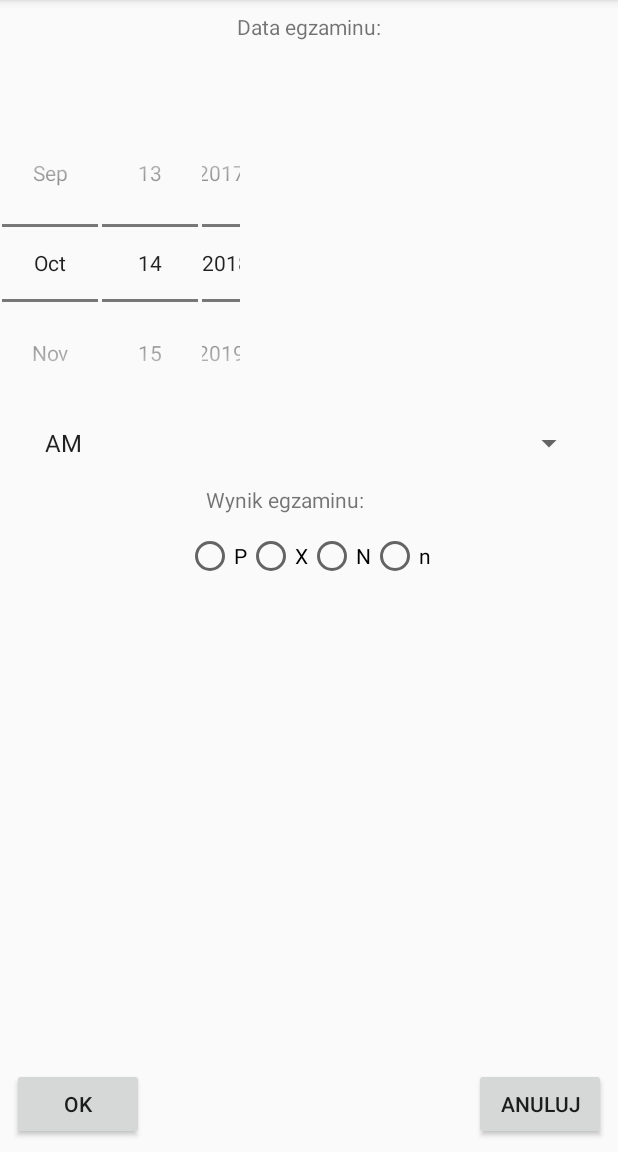
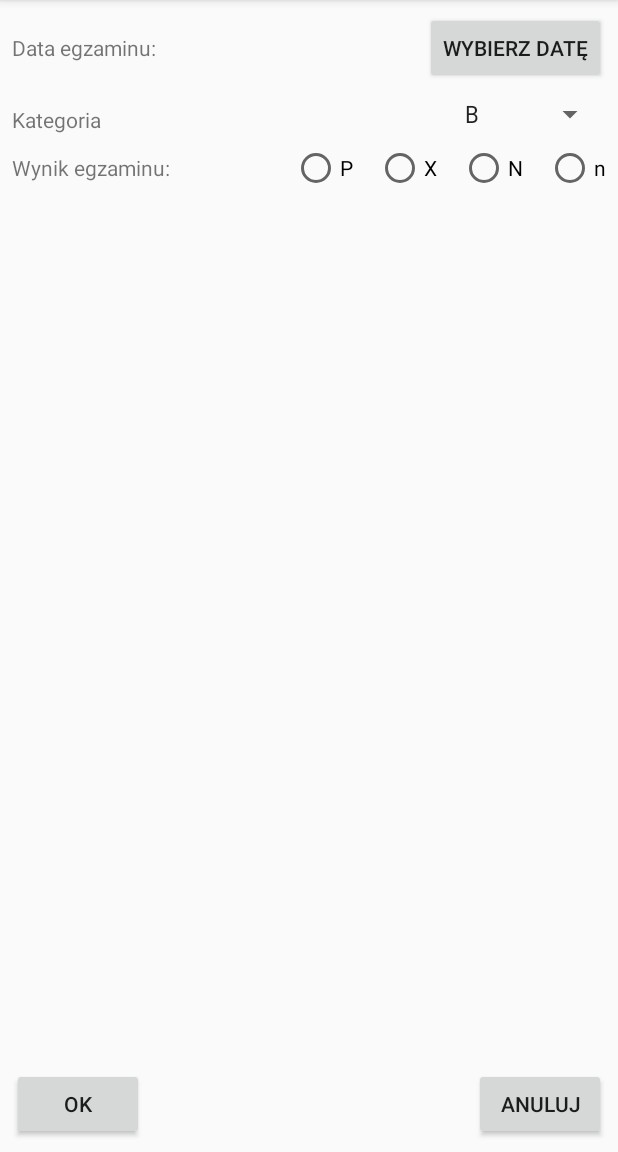
Before and after one commit to przemyslawmoskal/Driving_License_Examiners_App, an Android app: the AddNewDataActivity screen opened directly, with no data from a screen before it, on a phone screen of 412 x 824 dp, the part 84-1236 px from its top. Run offline under Robolectric (Android 15) with nearby library versions, the phone set to English and light mode, and no system bars.

Commit message:
DatePicker changed to DatePickerDialog in AddNewDataActivity (adding data to database not correct yet).

```diff
--- a/app/src/main/java/com/ptmprojects/aplikacjaegzaminatora/AddNewDataActivity.java
+++ b/app/src/main/java/com/ptmprojects/aplikacjaegzaminatora/AddNewDataActivity.java
@@ -1,5 +1,6 @@
 package com.ptmprojects.aplikacjaegzaminatora;
 
+import android.app.DatePickerDialog;
 import android.content.Intent;
 import android.support.v7.app.AppCompatActivity;
 import android.os.Bundle;
@@ -15,12 +16,15 @@ import android.widget.Toast;
 
 import java.util.Calendar;
 
-public class AddNewDataActivity extends AppCompatActivity {
+public class AddNewDataActivity extends AppCompatActivity implements View.OnClickListener {
+    public static final String DEFAULT_CHOOSE_CATEGORY_SPINNER_VALUE = "B";
     private Button mOkButton;
     private Button mCancelButton;
-    private DatePicker mDatePicker;
+    private Button mChooseDateButton;
+    //    private DatePicker mDatePicker;
     private RadioGroup mRadioGroup;
     private Spinner mChooseCategorySpinner;
+    private int mYear, mMonth, mDayOfMonth;
 
     public static final String TAG = "AddNewDataActivity";
 
@@ -32,25 +36,29 @@ public class AddNewDataActivity extends AppCompatActivity {
         setContentView(R.layout.activity_add_new_data);
 
         mRadioGroup = findViewById(R.id.radio_group);
+
         mChooseCategorySpinner = findViewById(R.id.choose_category_spinner);
         ArrayAdapter<CharSequence> adapter = ArrayAdapter.createFromResource(this,
                 R.array.categories, android.R.layout.simple_spinner_item);
-// Specify the layout to use when the list of choices appears
+        int spinnerDefaultPosition = adapter.getPosition(DEFAULT_CHOOSE_CATEGORY_SPINNER_VALUE);
         adapter.setDropDownViewResource(android.R.layout.simple_spinner_dropdown_item);
-// Apply the adapter to the spinner
         mChooseCategorySpinner.setAdapter(adapter);
+        mChooseCategorySpinner.setSelection(spinnerDefaultPosition);
 
-        Calendar now = Calendar.getInstance();
-        mDatePicker = findViewById(R.id.datePicker);
-        mDatePicker.init(
-                now.get(Calendar.YEAR),
-                now.get(Calendar.MONTH),
-                now.get(Calendar.DAY_OF_MONTH),
-                new DatePicker.OnDateChangedListener() {
-                    @Override
-                    public void onDateChanged(DatePicker view, int year, int monthOfYear, int dayOfMonth) {
-                    }
-                });
+        mChooseDateButton = findViewById(R.id.choose_date_button);
+        mChooseDateButton.setOnClickListener(this);
+
+//        Calendar now = Calendar.getInstance();
+//        mDatePicker = findViewById(R.id.datePicker);
+//        mDatePicker.init(
+//                now.get(Calendar.YEAR),
+//                now.get(Calendar.MONTH),
+//                now.get(Calendar.DAY_OF_MONTH),
+//                new DatePicker.OnDateChangedListener() {
+//                    @Override
+//                    public void onDateChanged(DatePicker view, int year, int monthOfYear, int dayOfMonth) {
+//                    }
+//                });
         mCancelButton = findViewById(R.id.cancel_button);
 
         mOkButton = findViewById(R.id.ok_button);
@@ -63,9 +71,12 @@ public class AddNewDataActivity extends AppCompatActivity {
                     RadioButton selectedRadioButton = (RadioButton) findViewById(selectedRadioButtonId);
 
                     ExamResult examResult = new ExamResult();
-                    examResult.setYear(mDatePicker.getYear());
-                    examResult.setMonth(mDatePicker.getMonth() + 1); // + 1 needed (January == 0, December == 11), etc...
-                    examResult.setDay(mDatePicker.getDayOfMonth());
+
+
+                    // !!!!!!!!!!!!!!!!!!!!!!!!!!!!!!!!!!!!!!!!!!!!!!!!!!!!!!!!!
+//                    examResult.setYear(mDatePicker.getYear());
+//                    examResult.setMonth(mDatePicker.getMonth() + 1); // + 1 needed (January == 0, December == 11), etc...
+//                    examResult.setDay(mDatePicker.getDayOfMonth());
                     examResult.setResult(ResultsBank.convertStringResultToCorrespondingInt(selectedRadioButton.getText().toString()));
                     // Just a sample ordering, needs to be implemented yet:
                     int orderNumber = 0;
@@ -83,4 +94,30 @@ public class AddNewDataActivity extends AppCompatActivity {
         });
 
     }
+
+    @Override
+    public void onClick(View v) {
+        if (v == mChooseDateButton) {
+
+            // Get Current Date
+            final Calendar c = Calendar.getInstance();
+            mYear = c.get(Calendar.YEAR);
+            mMonth = c.get(Calendar.MONTH);
+            mDayOfMonth = c.get(Calendar.DAY_OF_MONTH);
+
+
+            DatePickerDialog datePickerDialog = new DatePickerDialog(this,
+                    new DatePickerDialog.OnDateSetListener() {
+
+                        @Override
+                        public void onDateSet(DatePicker view, int year,
+                                              int monthOfYear, int dayOfMonth) {
+
+                            mChooseDateButton.setText(dayOfMonth + "-" + (monthOfYear + 1) + "-" + year);
+
+                        }
+                    }, mYear, mMonth, mDayOfMonth);
+            datePickerDialog.show();
+        }
+    }
 }
--- a/app/src/main/res/layout/activity_add_new_data.xml
+++ b/app/src/main/res/layout/activity_add_new_data.xml
@@ -4,77 +4,61 @@
     xmlns:tools="http://schemas.android.com/tools"
     android:layout_width="match_parent"
     android:layout_height="match_parent"
-    tools:context=".AddNewDataActivity">
+    tools:context=".AddNewDataActivity"
+    tools:layout_editor_absoluteY="81dp">
 
     <TextView
         android:id="@+id/textView3"
         android:layout_width="wrap_content"
         android:layout_height="wrap_content"
-        android:layout_marginEnd="8dp"
         android:layout_marginStart="8dp"
-        android:layout_marginTop="8dp"
         android:text="@string/date_of_exam"
-        app:layout_constraintEnd_toEndOf="parent"
-        app:layout_constraintStart_toStartOf="parent"
-        app:layout_constraintTop_toTopOf="parent" />
-
-    <DatePicker
-        android:id="@+id/datePicker"
-        android:layout_width="wrap_content"
-        android:layout_height="wrap_content"
-        android:layout_marginEnd="8dp"
-        android:layout_marginTop="8dp"
-        app:layout_constraintEnd_toEndOf="parent"
-        app:layout_constraintHorizontal_bias="0.0"
-        app:layout_constraintStart_toStartOf="parent"
-        app:layout_constraintTop_toBottomOf="@+id/textView3">
-
-    </DatePicker>
+        app:layout_constraintBaseline_toBaselineOf="@+id/choose_date_button"
+        app:layout_constraintStart_toStartOf="parent" />
 
     <TextView
         android:id="@+id/textView4"
         android:layout_width="wrap_content"
-        android:layout_height="wrap_content"
-        android:layout_marginEnd="8dp"
+        android:layout_height="20dp"
+        android:layout_marginBottom="8dp"
         android:layout_marginStart="8dp"
         android:layout_marginTop="8dp"
         android:text="@string/result_of_an_exam"
         android:visibility="visible"
-        app:layout_constraintEnd_toEndOf="parent"
-        app:layout_constraintHorizontal_bias="0.444"
+        app:layout_constraintBottom_toBottomOf="@+id/radio_group"
         app:layout_constraintStart_toStartOf="parent"
-        app:layout_constraintTop_toBottomOf="@+id/datePicker" />
+        app:layout_constraintTop_toTopOf="@+id/radio_group" />
 
     <RadioGroup
         android:id="@+id/radio_group"
+        android:layout_width="wrap_content"
+        android:layout_height="31dp"
+        android:layout_marginEnd="8dp"
+        android:layout_marginTop="8dp"
+        android:gravity="center_horizontal"
         android:orientation="horizontal"
-        android:gravity="center_horizontal"
-        android:layout_width="match_parent"
-        android:layout_height="wrap_content"
-        android:layout_marginEnd="8dp"
-        android:layout_marginStart="8dp"
-        android:layout_marginTop="12dp"
         app:layout_constraintEnd_toEndOf="parent"
-        app:layout_constraintHorizontal_bias="0.549"
-        app:layout_constraintStart_toStartOf="parent"
-        app:layout_constraintTop_toBottomOf="@+id/textView4">
+        app:layout_constraintTop_toBottomOf="@+id/choose_category_spinner">
 
         <RadioButton
             android:id="@+id/p_button"
             android:layout_width="wrap_content"
             android:layout_height="wrap_content"
+            android:layout_marginEnd="15dp"
             android:text="@string/P" />
 
         <RadioButton
             android:id="@+id/x_button"
             android:layout_width="wrap_content"
             android:layout_height="wrap_content"
+            android:layout_marginEnd="15dp"
             android:text="@string/X" />
 
         <RadioButton
             android:id="@+id/N_button"
             android:layout_width="wrap_content"
             android:layout_height="wrap_content"
+            android:layout_marginEnd="15dp"
             android:text="@string/N" />
 
         <RadioButton
@@ -104,12 +88,41 @@
         app:layout_constraintBottom_toBottomOf="parent"
         app:layout_constraintEnd_toEndOf="parent" />
 
+    <TextView
+        android:id="@+id/choose_category"
+        android:layout_width="wrap_content"
+        android:layout_height="20dp"
+        android:layout_marginStart="8dp"
+        android:layout_marginTop="8dp"
+        android:text="@string/choose_category_label"
+        android:visibility="visible"
+        app:layout_constraintBottom_toBottomOf="@+id/choose_category_spinner"
+        app:layout_constraintStart_toStartOf="parent"
+        app:layout_constraintTop_toTopOf="@+id/choose_category_spinner" />
+
     <Spinner
         android:id="@+id/choose_category_spinner"
-        android:layout_width="368dp"
+        android:layout_width="wrap_content"
         android:layout_height="wrap_content"
-        android:layout_marginBottom="8dp"
-        app:layout_constraintBottom_toBottomOf="@+id/datePicker"
+        android:layout_marginEnd="8dp"
+        android:layout_marginTop="8dp"
         app:layout_constraintEnd_toEndOf="parent"
-        app:layout_constraintStart_toStartOf="parent" />
+        app:layout_constraintTop_toBottomOf="@+id/choose_date_button" />
+
+    <android.support.constraint.Guideline
+        android:id="@+id/guideline2"
+        android:layout_width="wrap_content"
+        android:layout_height="wrap_content"
+        android:orientation="vertical"
+        app:layout_constraintGuide_begin="120dp" />
+
+    <Button
+        android:id="@+id/choose_date_button"
+        android:layout_width="wrap_content"
+        android:layout_height="wrap_content"
+        android:layout_marginEnd="8dp"
+        android:layout_marginTop="8dp"
+        android:text="@string/choose_date"
+        app:layout_constraintEnd_toEndOf="parent"
+        app:layout_constraintTop_toTopOf="parent" />
 </android.support.constraint.ConstraintLayout>
--- a/app/src/main/res/values/strings.xml
+++ b/app/src/main/res/values/strings.xml
@@ -22,6 +22,8 @@
     <string name="OK">OK</string>
     <string name="cancel">Anuluj</string>
     <string name="result_not_chosen">Nie wybrano wyniku egzaminu</string>
+    <string name="choose_category_label">Kategoria</string>
+    <string name="choose_date">Wybierz datę</string>
     <string-array name="categories">
         <item>AM</item>
         <item>A1</item>
--- a/app/src/main/res/values/styles.xml
+++ b/app/src/main/res/values/styles.xml
@@ -6,10 +6,6 @@
         <item name="colorPrimary">@color/colorPrimary</item>
         <item name="colorPrimaryDark">@color/colorPrimaryDark</item>
         <item name="colorAccent">@color/colorAccent</item>
-        <item name="android:datePickerStyle">@style/datepicker</item>
-    </style>
-
-    <style name="datepicker" parent="Theme.AppCompat.Light.Dialog">
     </style>
 
 </resources>
```
